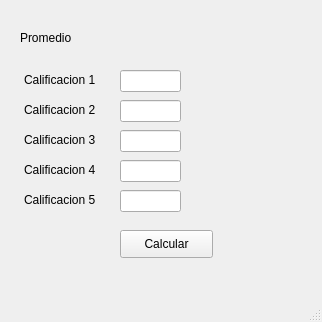
This is Unidad 1/E_06_Promedio.ui in adanclv/PIP_2024_1 as Qt 5 draws it before an edit. The edited form follows.
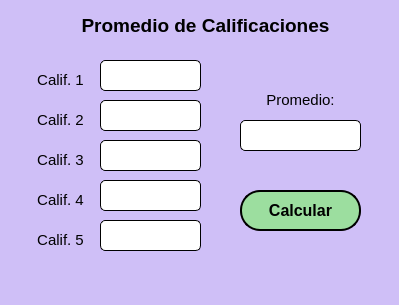
This is the edited form.

```diff
--- a/Unidad 1/E_06_Promedio.ui
+++ b/Unidad 1/E_06_Promedio.ui
@@ -6,183 +6,302 @@
    <rect>
     <x>0</x>
     <y>0</y>
-    <width>322</width>
-    <height>322</height>
+    <width>399</width>
+    <height>305</height>
    </rect>
   </property>
   <property name="windowTitle">
    <string>MainWindow</string>
   </property>
+  <property name="styleSheet">
+   <string notr="true">background-color: rgb(207, 191, 247);</string>
+  </property>
   <widget class="QWidget" name="centralwidget">
    <widget class="QLabel" name="label">
     <property name="geometry">
      <rect>
-      <x>20</x>
-      <y>30</y>
-      <width>91</width>
-      <height>16</height>
+      <x>50</x>
+      <y>10</y>
+      <width>311</width>
+      <height>31</height>
      </rect>
     </property>
+    <property name="font">
+     <font>
+      <pointsize>11</pointsize>
+     </font>
+    </property>
     <property name="text">
-     <string>Promedio</string>
+     <string>&lt;html&gt;&lt;head/&gt;&lt;body&gt;&lt;p align=&quot;center&quot;&gt;&lt;span style=&quot; font-size:14pt; font-weight:600;&quot;&gt;Promedio de Calificaciones&lt;/span&gt;&lt;/p&gt;&lt;/body&gt;&lt;/html&gt;</string>
     </property>
    </widget>
    <widget class="QLabel" name="label_2">
     <property name="geometry">
      <rect>
-      <x>24</x>
-      <y>70</y>
-      <width>81</width>
-      <height>20</height>
-     </rect>
-    </property>
-    <property name="text">
-     <string>Calificacion 1</string>
-    </property>
-   </widget>
-   <widget class="QLineEdit" name="txt_calif1">
-    <property name="geometry">
-     <rect>
-      <x>120</x>
+      <x>30</x>
       <y>70</y>
       <width>61</width>
-      <height>22</height>
+      <height>21</height>
      </rect>
     </property>
+    <property name="font">
+     <font>
+      <family>MS Shell Dlg 2</family>
+      <pointsize>11</pointsize>
+     </font>
+    </property>
+    <property name="text">
+     <string>&lt;html&gt;&lt;head/&gt;&lt;body&gt;&lt;p align=&quot;center&quot;&gt;&lt;span style=&quot; font-size:11pt;&quot;&gt;Calif. 1&lt;/span&gt;&lt;/p&gt;&lt;/body&gt;&lt;/html&gt;</string>
+    </property>
    </widget>
    <widget class="QLabel" name="label_3">
     <property name="geometry">
      <rect>
-      <x>24</x>
-      <y>100</y>
-      <width>81</width>
+      <x>30</x>
+      <y>110</y>
+      <width>61</width>
       <height>20</height>
      </rect>
     </property>
+    <property name="font">
+     <font>
+      <pointsize>11</pointsize>
+     </font>
+    </property>
     <property name="text">
-     <string>Calificacion 2</string>
-    </property>
-   </widget>
-   <widget class="QLineEdit" name="txt_calif2">
-    <property name="geometry">
-     <rect>
-      <x>120</x>
-      <y>100</y>
-      <width>61</width>
-      <height>22</height>
-     </rect>
+     <string>&lt;html&gt;&lt;head/&gt;&lt;body&gt;&lt;p align=&quot;center&quot;&gt;Calif. 2&lt;/p&gt;&lt;/body&gt;&lt;/html&gt;</string>
     </property>
    </widget>
    <widget class="QLabel" name="label_4">
     <property name="geometry">
      <rect>
-      <x>24</x>
-      <y>130</y>
-      <width>81</width>
+      <x>30</x>
+      <y>150</y>
+      <width>61</width>
       <height>20</height>
      </rect>
     </property>
     <property name="text">
-     <string>Calificacion 3</string>
-    </property>
-   </widget>
-   <widget class="QLineEdit" name="txt_calif3">
-    <property name="geometry">
-     <rect>
-      <x>120</x>
-      <y>130</y>
-      <width>61</width>
-      <height>22</height>
-     </rect>
+     <string>&lt;html&gt;&lt;head/&gt;&lt;body&gt;&lt;p align=&quot;center&quot;&gt;&lt;span style=&quot; font-size:11pt;&quot;&gt;Calif. 3&lt;/span&gt;&lt;/p&gt;&lt;/body&gt;&lt;/html&gt;</string>
     </property>
    </widget>
    <widget class="QLabel" name="label_5">
     <property name="geometry">
      <rect>
-      <x>24</x>
-      <y>160</y>
-      <width>81</width>
+      <x>30</x>
+      <y>190</y>
+      <width>61</width>
       <height>20</height>
      </rect>
     </property>
     <property name="text">
-     <string>Calificacion 4</string>
-    </property>
-   </widget>
-   <widget class="QLineEdit" name="txt_calif4">
-    <property name="geometry">
-     <rect>
-      <x>120</x>
-      <y>160</y>
-      <width>61</width>
-      <height>22</height>
-     </rect>
+     <string>&lt;html&gt;&lt;head/&gt;&lt;body&gt;&lt;p align=&quot;center&quot;&gt;&lt;span style=&quot; font-size:11pt;&quot;&gt;Calif. 4&lt;/span&gt;&lt;/p&gt;&lt;/body&gt;&lt;/html&gt;</string>
     </property>
    </widget>
    <widget class="QLabel" name="label_6">
     <property name="geometry">
      <rect>
-      <x>24</x>
-      <y>190</y>
-      <width>81</width>
-      <height>20</height>
+      <x>30</x>
+      <y>230</y>
+      <width>61</width>
+      <height>21</height>
      </rect>
     </property>
     <property name="text">
-     <string>Calificacion 5</string>
+     <string>&lt;html&gt;&lt;head/&gt;&lt;body&gt;&lt;p align=&quot;center&quot;&gt;&lt;span style=&quot; font-size:11pt;&quot;&gt;Calif. 5&lt;/span&gt;&lt;/p&gt;&lt;/body&gt;&lt;/html&gt;</string>
+    </property>
+   </widget>
+   <widget class="QLineEdit" name="txt_calif1">
+    <property name="geometry">
+     <rect>
+      <x>100</x>
+      <y>60</y>
+      <width>101</width>
+      <height>31</height>
+     </rect>
+    </property>
+    <property name="font">
+     <font>
+      <family>Bahnschrift SemiLight SemiConde</family>
+      <pointsize>11</pointsize>
+     </font>
+    </property>
+    <property name="styleSheet">
+     <string notr="true">background-color: rgb(255, 255, 255);
+border: 1px solid black;
+border-radius: 5px; </string>
+    </property>
+    <property name="alignment">
+     <set>Qt::AlignCenter</set>
+    </property>
+   </widget>
+   <widget class="QLineEdit" name="txt_calif2">
+    <property name="geometry">
+     <rect>
+      <x>100</x>
+      <y>100</y>
+      <width>101</width>
+      <height>31</height>
+     </rect>
+    </property>
+    <property name="font">
+     <font>
+      <family>Bahnschrift SemiLight SemiConde</family>
+      <pointsize>11</pointsize>
+     </font>
+    </property>
+    <property name="styleSheet">
+     <string notr="true">background-color: rgb(255, 255, 255);
+border: 1px solid black;
+border-radius: 5px; </string>
+    </property>
+    <property name="alignment">
+     <set>Qt::AlignCenter</set>
+    </property>
+   </widget>
+   <widget class="QLineEdit" name="txt_calif3">
+    <property name="geometry">
+     <rect>
+      <x>100</x>
+      <y>140</y>
+      <width>101</width>
+      <height>31</height>
+     </rect>
+    </property>
+    <property name="font">
+     <font>
+      <family>Bahnschrift SemiLight SemiConde</family>
+      <pointsize>11</pointsize>
+     </font>
+    </property>
+    <property name="styleSheet">
+     <string notr="true">background-color: rgb(255, 255, 255);
+border: 1px solid black;
+border-radius: 5px; </string>
+    </property>
+    <property name="alignment">
+     <set>Qt::AlignCenter</set>
+    </property>
+   </widget>
+   <widget class="QLineEdit" name="txt_calif4">
+    <property name="geometry">
+     <rect>
+      <x>100</x>
+      <y>180</y>
+      <width>101</width>
+      <height>31</height>
+     </rect>
+    </property>
+    <property name="font">
+     <font>
+      <family>Bahnschrift SemiLight SemiConde</family>
+      <pointsize>11</pointsize>
+     </font>
+    </property>
+    <property name="styleSheet">
+     <string notr="true">background-color: rgb(255, 255, 255);
+border: 1px solid black;
+border-radius: 5px; </string>
+    </property>
+    <property name="alignment">
+     <set>Qt::AlignCenter</set>
     </property>
    </widget>
    <widget class="QLineEdit" name="txt_calif5">
     <property name="geometry">
      <rect>
-      <x>120</x>
-      <y>190</y>
-      <width>61</width>
-      <height>22</height>
+      <x>100</x>
+      <y>220</y>
+      <width>101</width>
+      <height>31</height>
      </rect>
     </property>
-   </widget>
-   <widget class="QLabel" name="label_promedio">
-    <property name="geometry">
-     <rect>
-      <x>220</x>
-      <y>100</y>
-      <width>55</width>
-      <height>51</height>
-     </rect>
+    <property name="font">
+     <font>
+      <family>Bahnschrift SemiLight SemiConde</family>
+      <pointsize>11</pointsize>
+     </font>
     </property>
-    <property name="tabletTracking">
-     <bool>false</bool>
-    </property>
-    <property name="lineWidth">
-     <number>1</number>
-    </property>
-    <property name="text">
-     <string/>
-    </property>
-    <property name="scaledContents">
-     <bool>false</bool>
+    <property name="styleSheet">
+     <string notr="true">background-color: rgb(255, 255, 255);
+border: 1px solid black;
+border-radius: 5px; </string>
     </property>
     <property name="alignment">
      <set>Qt::AlignCenter</set>
     </property>
-    <property name="wordWrap">
-     <bool>true</bool>
-    </property>
    </widget>
    <widget class="QPushButton" name="btn_calcular">
     <property name="geometry">
      <rect>
-      <x>120</x>
-      <y>230</y>
-      <width>93</width>
-      <height>28</height>
+      <x>240</x>
+      <y>190</y>
+      <width>121</width>
+      <height>41</height>
      </rect>
     </property>
+    <property name="font">
+     <font>
+      <pointsize>12</pointsize>
+      <weight>75</weight>
+      <bold>true</bold>
+     </font>
+    </property>
+    <property name="styleSheet">
+     <string notr="true">background-color: rgb(156, 222, 159);
+border: 1.5px solid black;
+border-radius : 20px;</string>
+    </property>
     <property name="text">
      <string>Calcular</string>
     </property>
    </widget>
+   <widget class="QLineEdit" name="txt_resultado">
+    <property name="geometry">
+     <rect>
+      <x>240</x>
+      <y>120</y>
+      <width>121</width>
+      <height>31</height>
+     </rect>
+    </property>
+    <property name="font">
+     <font>
+      <family>Bahnschrift SemiLight SemiConde</family>
+      <pointsize>11</pointsize>
+     </font>
+    </property>
+    <property name="styleSheet">
+     <string notr="true">background-color: rgb(255, 255, 255);
+border: 1px solid black;
+border-radius: 5px; </string>
+    </property>
+    <property name="alignment">
+     <set>Qt::AlignCenter</set>
+    </property>
+    <property name="readOnly">
+     <bool>true</bool>
+    </property>
+   </widget>
+   <widget class="QLabel" name="label_7">
+    <property name="geometry">
+     <rect>
+      <x>240</x>
+      <y>90</y>
+      <width>121</width>
+      <height>21</height>
+     </rect>
+    </property>
+    <property name="font">
+     <font>
+      <family>MS Shell Dlg 2</family>
+      <pointsize>11</pointsize>
+     </font>
+    </property>
+    <property name="text">
+     <string>&lt;html&gt;&lt;head/&gt;&lt;body&gt;&lt;p align=&quot;center&quot;&gt;Promedio:&lt;/p&gt;&lt;/body&gt;&lt;/html&gt;</string>
+    </property>
+   </widget>
   </widget>
   <widget class="QMenuBar" name="menubar">
    <property name="geometry">
```
Left out of the diff: 2 changed lines with no effect on the pictures.
